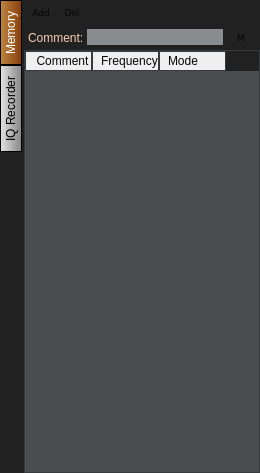
Old version of the form Sources/WdgMem.ui in the repository Tsukihime/OpenExpertSDR.
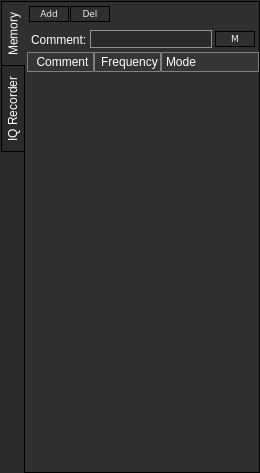
New version of the form. Icons and pictures are not drawn.

Commit message: styling left panel

Diff of the .ui file:
```diff
--- a/Sources/WdgMem.ui
+++ b/Sources/WdgMem.ui
@@ -20,57 +20,101 @@
    <string>WdgMem</string>
   </property>
   <property name="styleSheet">
-   <string notr="true">QWidget {
-        /*background: #383B3D;*/
-		background-color: rgb(33, 33, 33);
-        border: 0px solid #383B3D;
-		color: black;
+   <string notr="true">QWidget#WdgMemClass {
+		background-color: #2a2a2a;
+        border: 0px;
+}
+
+QWidget {
+		background-color: transparent;
+        border: 0px;
 }
 
 QLabel {
-        /*background: #383B3D;*/
 		background-color: transparent;
         color: white;
 }
 
-QTimeEdit {
-        background: transparent;
-        border: 0px solid #383B3D;
-        color: white;
+QLineEdit{
+	background-color: #2a2a2a;
+	border: 1px solid;
+	border-color: #909090;
+	color: white;
+	selection-background-color: rgb(70, 150, 70);
 }
+/***********************************************/
+QTabWidget::pane { 
+	top: 1px;
+	border: 1px solid;
+	border-color: black;
+	background-color: #2f2f2f;
+}
 
-QPushButton { /* all types of tool button */ 
-color: #050505;
-border: 0px solid #2e3236; /*#848584;*/
-border-radius: 0px;
-background-color: qlineargradient(x1: 0, y1: 0, x2: 0, y2: 1,
-stop: 0 #e7e7e7, stop:0.45 #c8c9c9, stop:0.5 #bcbebc, stop: 1 #818382);
-min-height: 18px; 
-min-width: 30px;
+QTabWidget::tab-bar {
+	top: 1px;
+	left: 1px;
 }
 
-QPushButton:hover { /* all types of tool button */
-color: #050505;
-border: 1px solid #a75e16; /*#848584;*/
-border-radius: 0px;
-background-color: qlineargradient(x1: 0, y1: 0, x2: 0, y2: 1,
-stop: 0 #e7e7e7, stop:0.45 #c8c9c9, stop:0.5 #bcbebc, stop: 1 #818382);
+QTabWidget::QWidget {
+	background-color: #009900;
 }
 
-/*QPushButton:pressed {
-background-color:qlineargradient(x1: 0, y1: 0, x2: 0, y2: 1,
-stop: 0 #737372, stop:0.45 #b0b1b0, stop:0.5 #c2c1c2, stop: 1 #c2c1c2);
-color: #050505;
-border: 1px solid #2e3236;
+QTabBar::tab {
+	background-color: #2a2a2a;
+	border: 1px solid;
+	border-color: black;
+	color: white;
+	min-width: 16px;
+	padding: 3px;
 }
 
-QPushButton:checked {
-background-color:qlineargradient(x1: 0, y1: 0, x2: 0, y2: 1,
-stop: 0 #737372, stop:0.45 #b0b1b0, stop:0.5 #c2c1c2, stop: 1 #c2c1c2);
-color: #050505;
-border: 1px solid #2e3236;
-}*/
+QTabBar::tab:selected {
+	background-color: #2f2f2f;
+}
 
+QTabBar::tab:hover {
+	background-color: #363636;
+}
+
+QTabBar::tab:!selected {
+	margin-left: 0px;
+}
+QTabBar::tab:selected {
+	margin-bottom: 0px;
+	margin-top: 0px;
+	border-right: 0px;
+}
+QTabBar::tab:first:selected {
+	margin-bottom: 0; 
+	border-bottom: 0px solid;
+	border-bottom-color:rgb(150, 150, 150);
+}
+QTabBar::tab:first{
+	margin-bottom: 0; 
+	border-bottom: 0px solid;
+	border-bottom-color:rgb(150, 150, 150);
+}
+QTabBar::tab:last:selected {
+	margin-top: 0;
+}
+QTabBar::tab:only-one {
+	margin: 0;
+}
+/***************************************************************/
+QPushButton {
+border: 1px solid #000000;
+border-radius: 0px;
+background-color:qlineargradient(x1: 0, y1: 0, x2: 0, y2: 1,
+stop: 0 #616161, stop:0.3 #595959, stop:0.35 #4C4C4C, stop: 1 #424242);
+color: #EBEBEB;
+}
+QPushButton:hover {
+background-color: qlineargradient(x1: 0, y1: 0, x2: 0, y2: 1,
+stop: 0 #c2c2c2, stop:0.5 #959595, stop:0.65 #959595, stop: 1 #707070);
+}
+QPushButton:disabled {
+color: #787878;
+}
 QPushButton:pressed {
 background-color:qlineargradient(x1: 0, y1: 0, x2: 0, y2: 1,
 stop: 0 #f4d4b4, stop:0.45 #b77738, stop:0.5 #a7601b, stop: 1 #884d12);
@@ -79,56 +123,14 @@
 color: WHITE;
 border: 0px solid #124159;
 }
-
+QPushButton:flat {
+border: none;
+}
 QPushButton::checked {
 background-color:qlineargradient(x1: 0, y1: 0, x2: 0, y2: 1,
-stop: 0 #f4d4b4, stop:0.45 #b77738, stop:0.5 #a7601b, stop: 1 #884d12);
-color: WHITE;
-border: 0px solid #124159;
+stop: 0 #325C32, stop:0.45 #366436, stop:0.55 #366436, stop: 1 #4e9d4e);
 }
-
-/* the subcontrols below are used only in the MenuButtonPopup mode */
-QPushButton::menu-button {
-border: 1px solid gray;
-border-top-right-radius: 6px;
-border-bottom-right-radius: 6px;
-/* 16px width + 4px for border = 20px allocated above */
-width: 16px;
-}
-
-QPushButton::menu-arrow {
-image: url(downarrow.png);
-}
-
-QPushButton::menu-arrow:open {
-top: 1px; left: 1px; /* shift it a bit */
-}
-
-QToolButton { /* all types of tool button */ 
-color:  #F9CEB8; /*#00FF00;*/
-border: 1px solid  #F9CEB8; /*#00B000;*/
-border-radius: 4px;
-/*background-color: qlineargradient(x1: 0, y1: 0, x2: 0, y2: 1,
-stop: 0 #e7e7e7, stop:0.45 #c8c9c9, stop:0.5 #bcbebc, stop: 1 #818382);*/
-}
-
-QToolButton:hover { /* all types of tool button */
-color: white;
-border: 1px solid #F9CEB8; /* green;*/
-}
-
-QToolButton:pressed {
-color:  white; /*#00FF00;*/
-border: 1px solid  #F9CEB8; /*#00B000;*/
-}
-
-QToolButton:checked {
-color:  #F9CEB8; /*#00FF00;*/
-border: 1px solid  #F9CEB8; /*#00B000;*/
-
-}
-
-</string>
+/***********************************************/</string>
   </property>
   <layout class="QVBoxLayout" name="verticalLayout">
    <property name="spacing">
@@ -139,32 +141,6 @@
    </property>
    <item>
     <widget class="QTabWidget" name="tabWidget">
-     <property name="styleSheet">
-      <string notr="true">QTabBar::tab { 
-	
-	background-color: qlineargradient(spread:pad, x1:1, y1:1, x2:0, y2:1, stop:0 rgba(133, 133, 133, 255), stop:1 rgba(228, 228, 228, 255));
-	color: rgb(255, 255, 255);
-	padding: 3px;
-	border: 1px solid;
-	border-color: rgb(0, 0, 0);
-	color: rgb(0, 0, 0);
-}
-
-QTabBar::tab:selected { 
-	/*background-color: qlineargradient(spread:pad, x1:1, y1:1, x2:0, y2:1, stop:0 rgba(185, 86, 14, 255), stop:1 rgba(227, 157, 36, 255));*/
-	background-color: qlineargradient(spread:pad, x1:1, y1:1, x2:0, y2:1, stop:0 rgba(133, 61, 10, 255), stop:1 rgba(191, 135, 68, 255));
-	color: rgb(255, 255, 255);
-}
-
-QTabBar:pane { 
-	border: 2; 
-	border-color: rgb(0, 0, 0);
-}
-
-QTabBar::tab:hover {
-border: 1px solid #a75e16;
-}</string>
-     </property>
      <property name="tabPosition">
       <enum>QTabWidget::West</enum>
      </property>
@@ -211,92 +187,6 @@
            <height>25</height>
           </size>
          </property>
-         <property name="styleSheet">
-          <string notr="true">/*QWidget {
-        background: #383B3D;
-        border: 0px solid #383B3D;
-		color: #F9CEB8;
-}*/
-
-QPushButton { /* all types of tool button */ 
-color: #050505;
-border: 0px solid #2e3236; /*#848584;*/
-border-radius: 0px;
-background-color: qlineargradient(x1: 0, y1: 0, x2: 0, y2: 1,
-stop: 0 #e7e7e7, stop:0.45 #c8c9c9, stop:0.5 #bcbebc, stop: 1 #818382);
-}
-
-QPushButton:hover { /* all types of tool button */
-color: #050505;
-border: 1px solid #a75e16; /*#848584;*/
-border-radius: 0px;
-background-color: qlineargradient(x1: 0, y1: 0, x2: 0, y2: 1,
-stop: 0 #e7e7e7, stop:0.45 #c8c9c9, stop:0.5 #bcbebc, stop: 1 #818382);
-}
-
-QPushButton:pressed {
-background-color:qlineargradient(x1: 0, y1: 0, x2: 0, y2: 1,
-stop: 0 #737372, stop:0.45 #b0b1b0, stop:0.5 #c2c1c2, stop: 1 #c2c1c2);
-color: #050505;
-border: 1px solid #2e3236;
-}
-
-QPushButton:checked {
-background-color:qlineargradient(x1: 0, y1: 0, x2: 0, y2: 1,
-stop: 0 #737372, stop:0.45 #b0b1b0, stop:0.5 #c2c1c2, stop: 1 #c2c1c2);
-color: #050505;
-border: 1px solid #2e3236;
-}
-
-/* the subcontrols below are used only in the MenuButtonPopup mode */
-QPushButton::menu-button {
-border: 1px solid gray;
-border-top-right-radius: 6px;
-border-bottom-right-radius: 6px;
-/* 16px width + 4px for border = 20px allocated above */
-width: 16px;
-}
-
-QPushButton::menu-arrow {
-image: url(downarrow.png);
-}
-
-QPushButton::menu-arrow:open {
-top: 1px; left: 1px; /* shift it a bit */
-}
-
-QToolButton { /* all types of tool button */ 
-color: #A0A0A0;
-border: 1px solid #2e3236; /*#848584;*/
-border-radius: 4px;
-/*background-color: qlineargradient(x1: 0, y1: 0, x2: 0, y2: 1,
-stop: 0 #e7e7e7, stop:0.45 #c8c9c9, stop:0.5 #bcbebc, stop: 1 #818382);*/
-}
-
-QToolButton[popupMode=&quot;1&quot;] { /* only for MenuButtonPopup */
-padding-right: 20px; /* make way for the popup button */
-}
-
-QToolButton:hover { /* all types of tool button */
-color: #A0A0A0;
-border: 1px solid green;
-}
-
-QToolButton:pressed {
-color: #00FF00;
-border: 1px solid #00B000;
-}
-
-QToolButton:checked {
-/*background-color:qlineargradient(x1: 0, y1: 0, x2: 0, y2: 1,
-stop: 0 #737372, stop:0.45 #b0b1b0, stop:0.5 #c2c1c2, stop: 1 #c2c1c2);
-color: #050505;
-border: 1px solid #2e3236;*/
-color: #00FF00;
-border: 1px solid #00B000;
-
-}</string>
-         </property>
          <layout class="QHBoxLayout" name="horizontalLayout_12">
           <property name="spacing">
            <number>1</number>
@@ -308,8 +198,8 @@
            <widget class="QPushButton" name="pbAdd">
             <property name="minimumSize">
              <size>
-              <width>30</width>
-              <height>18</height>
+              <width>40</width>
+              <height>0</height>
              </size>
             </property>
             <property name="maximumSize">
@@ -324,9 +214,6 @@
               <pointsize>7</pointsize>
              </font>
             </property>
-            <property name="styleSheet">
-             <string notr="true"/>
-            </property>
             <property name="text">
              <string>Add</string>
             </property>
@@ -342,8 +229,8 @@
            <widget class="QPushButton" name="pbDel">
             <property name="minimumSize">
              <size>
-              <width>30</width>
-              <height>18</height>
+              <width>40</width>
+              <height>0</height>
              </size>
             </property>
             <property name="maximumSize">
@@ -358,9 +245,6 @@
               <pointsize>7</pointsize>
              </font>
             </property>
-            <property name="styleSheet">
-             <string notr="true"/>
-            </property>
             <property name="text">
              <string>Del</string>
             </property>
@@ -402,92 +286,6 @@
            <height>25</height>
           </size>
          </property>
-         <property name="styleSheet">
-          <string notr="true">QWidget {
-        background: transparent; /*#383B3D;*/
-        border: 0px solid #383B3D;
-        color: #F9CEB8;
-}
-
-QPushButton { /* all types of tool button */ 
-color: #050505;
-border: 0px solid #2e3236; /*#848584;*/
-border-radius: 0px;
-background-color: qlineargradient(x1: 0, y1: 0, x2: 0, y2: 1,
-stop: 0 #e7e7e7, stop:0.45 #c8c9c9, stop:0.5 #bcbebc, stop: 1 #818382);
-}
-
-QPushButton:hover { /* all types of tool button */
-color: #050505;
-border: 1px solid #a75e16; /*#848584;*/
-border-radius: 0px;
-background-color: qlineargradient(x1: 0, y1: 0, x2: 0, y2: 1,
-stop: 0 #e7e7e7, stop:0.45 #c8c9c9, stop:0.5 #bcbebc, stop: 1 #818382);
-}
-
-QPushButton:pressed {
-background-color:qlineargradient(x1: 0, y1: 0, x2: 0, y2: 1,
-stop: 0 #737372, stop:0.45 #b0b1b0, stop:0.5 #c2c1c2, stop: 1 #c2c1c2);
-color: #050505;
-border: 1px solid #2e3236;
-}
-
-QPushButton:checked {
-background-color:qlineargradient(x1: 0, y1: 0, x2: 0, y2: 1,
-stop: 0 #737372, stop:0.45 #b0b1b0, stop:0.5 #c2c1c2, stop: 1 #c2c1c2);
-color: #050505;
-border: 1px solid #2e3236;
-}
-
-/* the subcontrols below are used only in the MenuButtonPopup mode */
-QPushButton::menu-button {
-border: 1px solid gray;
-border-top-right-radius: 6px;
-border-bottom-right-radius: 6px;
-/* 16px width + 4px for border = 20px allocated above */
-width: 16px;
-}
-
-QPushButton::menu-arrow {
-image: url(downarrow.png);
-}
-
-QPushButton::menu-arrow:open {
-top: 1px; left: 1px; /* shift it a bit */
-}
-
-QToolButton { /* all types of tool button */ 
-color: #A0A0A0;
-border: 1px solid #2e3236; /*#848584;*/
-border-radius: 4px;
-/*background-color: qlineargradient(x1: 0, y1: 0, x2: 0, y2: 1,
-stop: 0 #e7e7e7, stop:0.45 #c8c9c9, stop:0.5 #bcbebc, stop: 1 #818382);*/
-}
-
-QToolButton[popupMode=&quot;1&quot;] { /* only for MenuButtonPopup */
-padding-right: 20px; /* make way for the popup button */
-}
-
-QToolButton:hover { /* all types of tool button */
-color: #A0A0A0;
-border: 1px solid green;
-}
-
-QToolButton:pressed {
-color: #00FF00;
-border: 1px solid #00B000;
-}
-
-QToolButton:checked {
-/*background-color:qlineargradient(x1: 0, y1: 0, x2: 0, y2: 1,
-stop: 0 #737372, stop:0.45 #b0b1b0, stop:0.5 #c2c1c2, stop: 1 #c2c1c2);
-color: #050505;
-border: 1px solid #2e3236;*/
-color: #00FF00;
-border: 1px solid #00B000;
-
-}</string>
-         </property>
          <layout class="QHBoxLayout" name="horizontalLayout">
           <property name="spacing">
            <number>3</number>
@@ -522,21 +320,14 @@
             <property name="layoutDirection">
              <enum>Qt::LeftToRight</enum>
             </property>
-            <property name="styleSheet">
-             <string notr="true">QWidget {
-        background: #898D8F;
-        border: 0px solid #383B3D;
-        color: black;
-}</string>
-            </property>
            </widget>
           </item>
           <item>
            <widget class="QPushButton" name="pbMemory">
             <property name="minimumSize">
              <size>
-              <width>30</width>
-              <height>18</height>
+              <width>40</width>
+              <height>0</height>
              </size>
             </property>
             <property name="maximumSize">
@@ -551,9 +342,6 @@
               <pointsize>7</pointsize>
              </font>
             </property>
-            <property name="styleSheet">
-             <string notr="true"/>
-            </property>
             <property name="text">
              <string>M</string>
             </property>
@@ -592,41 +380,75 @@
          </property>
          <property name="styleSheet">
           <string notr="true">QTableView {
-	background: #494D4F;
-    alternate-background-color:  #383B3D;
-    border: 1px solid #383B3D;
-    selection-background-color:qlineargradient(x1: 0, y1: 0, x2: 0, y2: 1,
-stop: 0 #f4d4b4, stop:0.45 #b77738, stop:0.5 #a7601b, stop: 1 #884d12);
-   gridline-color: #383B3D;
-	color: #F9CEB8;
- }
-
- QTableView QTableCornerButton::section {
-     background: #383B3D;
-     border: 2px outset #383B3D;
-	 color: #F5F5F5;
+	background: transparent;
+	color: white;
+    border: 0px;
+    gridline-color: #808080;
+	selection-background-color: #424242;
+	alternate-background-color: transparent;
  }
 
 QHeaderView::section {
-	color: #050505;
-	border: 0px solid #2e3236; /*#848584;*/
-	border-radius: 0px;
-	background-color: qlineargradient(x1: 0, y1: 0, x2: 0, y2: 1,
-stop: 0 #e7e7e7, stop:0.45 #c8c9c9, stop:0.5 #bcbebc, stop: 1 #818382);
-     padding-left: 8px;
-     border: 1px solid #383B3D;
+	color: white;
+	border-radius: 1px;
+    border: 1px solid #808080;
+	background-color: #353535;
+    padding-left: 4px;
  }
 
-/*
- QHeaderView::down-arrow {
-     image: url(down_arrow.png);
+QHeaderView::down-arrow {
+	image: url(:images/arrows/arrow-down.png);
  }
 
- QHeaderView::up-arrow {
-     image: url(up_arrow.png);
+QHeaderView::up-arrow {
+	image: url(:images/arrows/arrow-up.png);
  }
-*/
-</string>
+
+QScrollBar:vertical { 
+border: 1px solid black; 
+background: qlineargradient(spread:pad, x1:0, y1:0, x2:1, y2:0, stop:0 rgba(60, 60, 60, 255), stop:1 rgba(50, 50, 50, 255)); 
+width: 13px;
+margin: 12px 3px 12px 3px; 
+} 
+
+QScrollBar::handle:vertical {
+	background: qlineargradient(spread:pad, x1:0, y1:1, x2:0, y2:0, stop:0 rgba(60, 60, 60, 255), stop:1 rgba(137, 137, 137, 255));
+	border: 1px solid;
+	border-color: rgb(150, 150, 150);
+	border-radius: 1px;
+	min-width: 18px;
+	margin: 3px -2px 3px -2px; 
+}
+
+QScrollBar::add-line:vertical 
+{
+	background: transparent;
+	height: 11px;
+	width: 11px;
+	subcontrol-position: bottom;
+	subcontrol-origin: margin;
+	image: url(:images/arrows/arrow-down.png);
+  }
+
+ QScrollBar::sub-line:vertical 
+{
+	background: transparent;
+	height: 11px;
+	width: 11px;
+	subcontrol-position: top;
+	subcontrol-origin: margin;
+	image: url(:images/arrows/arrow-up.png);
+  }
+
+QScrollBar::up-arrow:vertical
+{
+      width: 11px;
+      height: 11px;
+  }
+
+QScrollBar::add-page:vertical, QScrollBar::sub-page:vertical {
+      background: none;
+  }</string>
          </property>
          <property name="editTriggers">
           <set>QAbstractItemView::NoEditTriggers</set>
@@ -646,6 +468,12 @@
          <attribute name="horizontalHeaderMinimumSectionSize">
           <number>20</number>
          </attribute>
+         <attribute name="horizontalHeaderStretchLastSection">
+          <bool>true</bool>
+         </attribute>
+         <attribute name="verticalHeaderVisible">
+          <bool>false</bool>
+         </attribute>
          <attribute name="verticalHeaderDefaultSectionSize">
           <number>20</number>
          </attribute>
```
Left out of the diff: 28 changed lines with no effect on the pictures. The commit also changes 2 other files.
